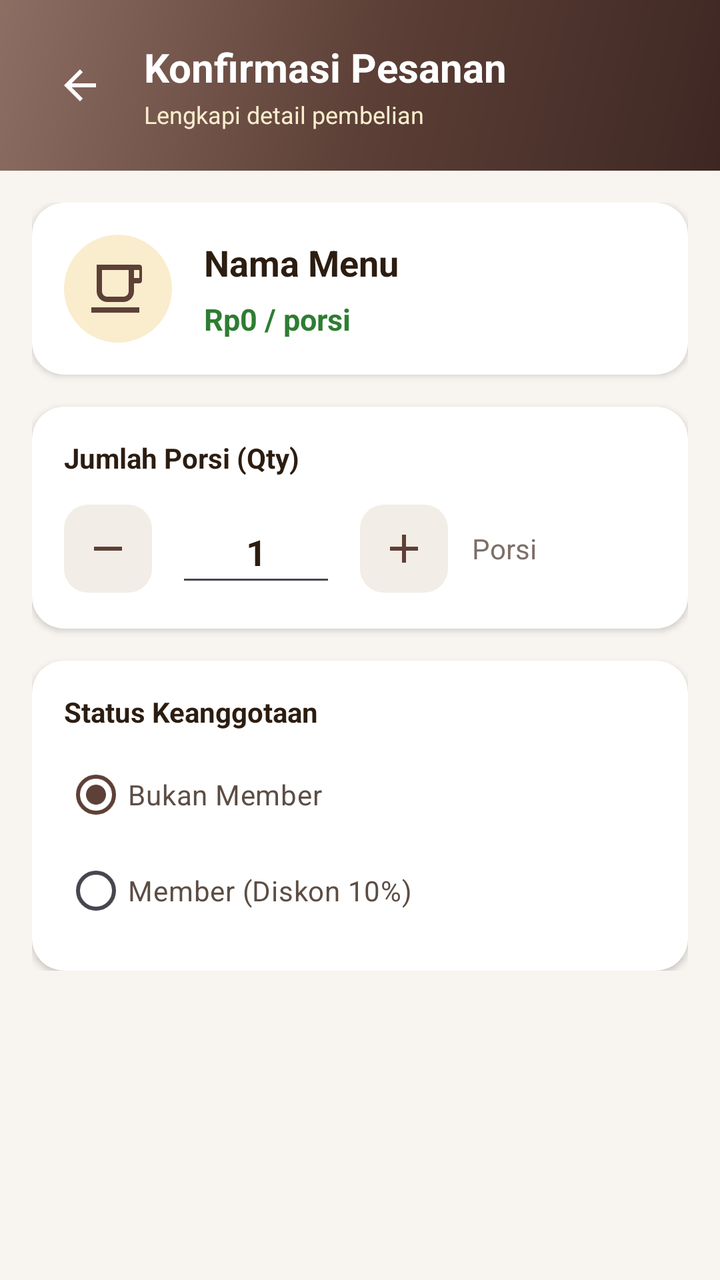
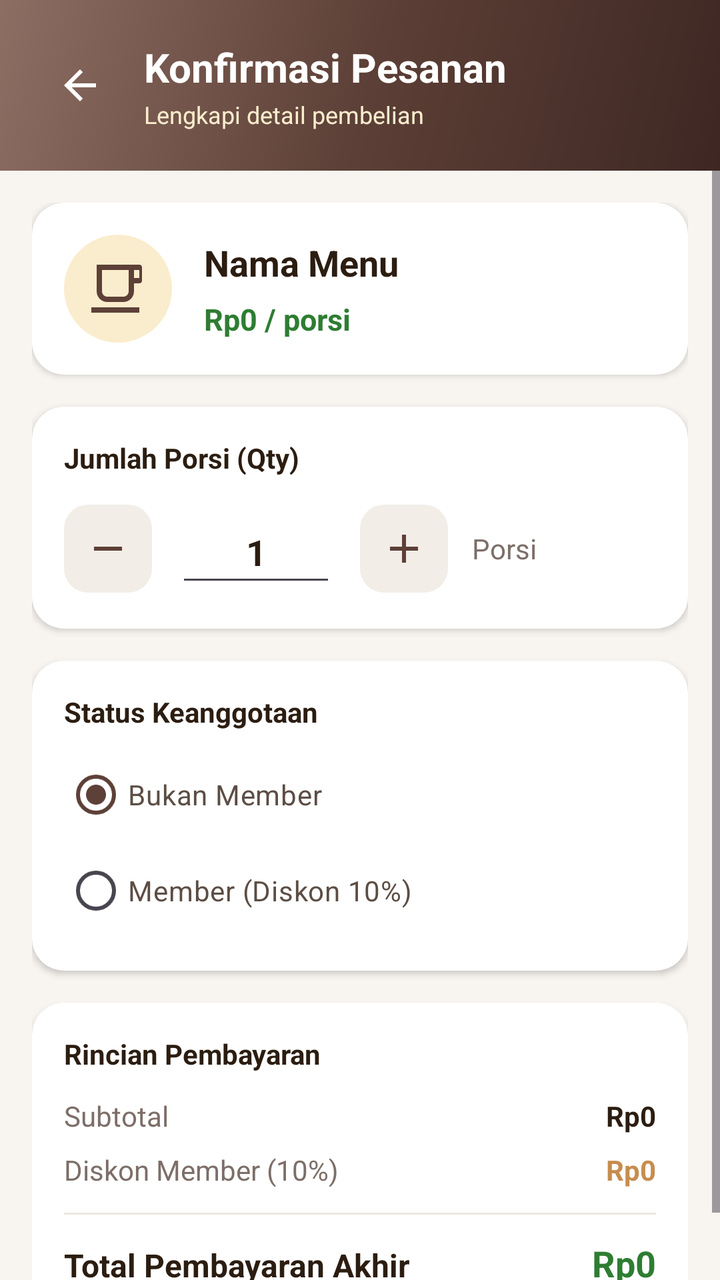

Screens rendered from an Android XML layout before and after an edit, with the pre-edit source and the edit as a unified diff.
<!-- AndroidManifest.xml: application theme Theme.UTS -->
<!-- res/layout/activity_order.xml -->
<?xml version="1.0" encoding="utf-8"?>
<LinearLayout xmlns:android="http://schemas.android.com/apk/res/android"
    android:id="@+id/orderRoot"
    xmlns:app="http://schemas.android.com/apk/res-auto"
    xmlns:tools="http://schemas.android.com/tools"
    android:layout_width="match_parent"
    android:layout_height="match_parent"
    android:orientation="vertical"
    android:background="@color/cafe_bg"
    tools:context=".OrderActivity">

    <LinearLayout
        android:layout_width="match_parent"
        android:layout_height="wrap_content"
        android:background="@drawable/bg_header_gradient"
        android:orientation="horizontal"
        android:padding="20dp"
        android:gravity="center_vertical">

        <ImageButton
            android:id="@+id/btnBack"
            android:layout_width="40dp"
            android:layout_height="40dp"
            android:background="?attr/selectableItemBackgroundBorderless"
            android:src="@drawable/ic_arrow_back"
            app:tint="@color/white" />

        <LinearLayout
            android:layout_width="0dp"
            android:layout_height="wrap_content"
            android:layout_weight="1"
            android:layout_marginStart="12dp"
            android:orientation="vertical">

            <TextView
                android:layout_width="wrap_content"
                android:layout_height="wrap_content"
                android:text="Konfirmasi Pesanan"
                android:textColor="@color/white"
                android:textSize="20sp"
                android:textStyle="bold" />

            <TextView
                android:layout_width="wrap_content"
                android:layout_height="wrap_content"
                android:layout_marginTop="2dp"
                android:text="Lengkapi detail pembelian"
                android:textColor="@color/cafe_accent_light"
                android:textSize="12sp" />
        </LinearLayout>
    </LinearLayout>

    <ScrollView
        android:layout_width="match_parent"
        android:layout_height="0dp"
        android:layout_weight="1">

        <LinearLayout
            android:layout_width="match_parent"
            android:layout_height="wrap_content"
            android:orientation="vertical"
            android:padding="16dp">

            <androidx.cardview.widget.CardView
                android:id="@+id/cardMenuDetail"
                android:layout_width="match_parent"
                android:layout_height="wrap_content"
                app:cardCornerRadius="16dp"
                app:cardElevation="2dp"
                app:cardBackgroundColor="@color/cafe_surface">

                <LinearLayout
                    android:layout_width="match_parent"
                    android:layout_height="wrap_content"
                    android:orientation="horizontal"
                    android:padding="16dp"
                    android:gravity="center_vertical">

                    <FrameLayout
                        android:layout_width="54dp"
                        android:layout_height="54dp"
                        android:background="@drawable/bg_icon_container">

                        <ImageView
                            android:id="@+id/imgOrderMenuIcon"
                            android:layout_width="32dp"
                            android:layout_height="32dp"
                            android:layout_gravity="center"
                            android:src="@drawable/ic_coffee" />
                    </FrameLayout>

                    <LinearLayout
                        android:layout_width="0dp"
                        android:layout_height="wrap_content"
                        android:layout_weight="1"
                        android:layout_marginStart="16dp"
                        android:orientation="vertical">

                        <TextView
                            android:id="@+id/tvOrderMenuName"
                            android:layout_width="wrap_content"
                            android:layout_height="wrap_content"
                            android:text="Nama Menu"
                            android:textColor="@color/cafe_text_title"
                            android:textSize="18sp"
                            android:textStyle="bold" />

                        <TextView
                            android:id="@+id/tvOrderUnitPrice"
                            android:layout_width="wrap_content"
                            android:layout_height="wrap_content"
                            android:layout_marginTop="6dp"
                            android:text="Rp0 / porsi"
                            android:textColor="@color/cafe_green"
                            android:textSize="15sp"
                            android:textStyle="bold" />
                    </LinearLayout>
                </LinearLayout>
            </androidx.cardview.widget.CardView>

            <androidx.cardview.widget.CardView
                android:id="@+id/cardQty"
                android:layout_width="match_parent"
                android:layout_height="wrap_content"
                android:layout_marginTop="16dp"
                app:cardCornerRadius="16dp"
                app:cardElevation="2dp"
                app:cardBackgroundColor="@color/cafe_surface">

                <LinearLayout
                    android:layout_width="match_parent"
                    android:layout_height="wrap_content"
                    android:orientation="vertical"
                    android:padding="16dp">

                    <TextView
                        android:layout_width="wrap_content"
                        android:layout_height="wrap_content"
                        android:text="Jumlah Porsi (Qty)"
                        android:textColor="@color/cafe_text_title"
                        android:textSize="14sp"
                        android:textStyle="bold" />

                    <LinearLayout
                        android:layout_width="match_parent"
                        android:layout_height="wrap_content"
                        android:layout_marginTop="12dp"
                        android:orientation="horizontal"
                        android:gravity="center_vertical">

                        <ImageButton
                            android:id="@+id/btnMinus"
                            android:layout_width="44dp"
                            android:layout_height="44dp"
                            android:background="@drawable/bg_badge_category"
                            android:src="@drawable/ic_remove"
                            app:tint="@color/cafe_primary" />

                        <EditText
                            android:id="@+id/etQty"
                            android:layout_width="80dp"
                            android:layout_height="48dp"
                            android:layout_marginStart="12dp"
                            android:layout_marginEnd="12dp"
                            android:gravity="center"
                            android:inputType="number"
                            android:text="1"
                            android:textColor="@color/cafe_text_title"
                            android:textSize="18sp"
                            android:textStyle="bold" />

                        <ImageButton
                            android:id="@+id/btnPlus"
                            android:layout_width="44dp"
                            android:layout_height="44dp"
                            android:background="@drawable/bg_badge_category"
                            android:src="@drawable/ic_add"
                            app:tint="@color/cafe_primary" />

                        <TextView
                            android:layout_width="wrap_content"
                            android:layout_height="wrap_content"
                            android:layout_marginStart="12dp"
                            android:text="Porsi"
                            android:textColor="@color/cafe_text_subtitle"
                            android:textSize="14sp" />
                    </LinearLayout>
                </LinearLayout>
            </androidx.cardview.widget.CardView>

            <androidx.cardview.widget.CardView
                android:id="@+id/cardMember"
                android:layout_width="match_parent"
                android:layout_height="wrap_content"
                android:layout_marginTop="16dp"
                app:cardCornerRadius="16dp"
                app:cardElevation="2dp"
                app:cardBackgroundColor="@color/cafe_surface">

                <LinearLayout
                    android:layout_width="match_parent"
                    android:layout_height="wrap_content"
                    android:orientation="vertical"
                    android:padding="16dp">

                    <TextView
                        android:layout_width="wrap_content"
                        android:layout_height="wrap_content"
                        android:text="Status Keanggotaan"
                        android:textColor="@color/cafe_text_title"
                        android:textSize="14sp"
                        android:textStyle="bold" />

                    <RadioGroup
                        android:id="@+id/rgMember"
                        android:layout_width="match_parent"
                        android:layout_height="wrap_content"
                        android:layout_marginTop="8dp">

                        <RadioButton
                            android:id="@+id/rbNonMember"
                            android:layout_width="match_parent"
                            android:layout_height="wrap_content"
                            android:checked="true"
                            android:text="Bukan Member"
                            android:textColor="@color/cafe_text_body"
                            android:textSize="14sp" />

                        <RadioButton
                            android:id="@+id/rbMember"
                            android:layout_width="match_parent"
                            android:layout_height="wrap_content"
                            android:text="Member (Diskon 10%)"
                            android:textColor="@color/cafe_text_body"
                            android:textSize="14sp" />
                    </RadioGroup>
                </LinearLayout>
            </androidx.cardview.widget.CardView>

        </LinearLayout>
    </ScrollView>

</LinearLayout>
<!-- resources referenced by this layout -->
<resources>
  <color name="cafe_accent_light">#FAEDCD</color>
  <color name="cafe_bg">#F8F5F0</color>
  <color name="cafe_green">#2E7D32</color>
  <color name="cafe_primary">#5D4037</color>
  <color name="cafe_surface">#FFFFFF</color>
  <color name="cafe_text_body">#5C4D44</color>
  <color name="cafe_text_subtitle">#7D6E68</color>
  <color name="cafe_text_title">#2C1D11</color>
  <color name="white">#FFFFFFFF</color>
  <!-- drawable bg_badge_category (drawable) -->
  <?xml version="1.0" encoding="utf-8"?>
  <shape xmlns:android="http://schemas.android.com/apk/res/android"
      android:shape="rectangle">
      <solid android:color="@color/cafe_surface_variant" />
      <corners android:radius="12dp" />
      <padding
          android:left="10dp"
          android:top="3dp"
          android:right="10dp"
          android:bottom="3dp" />
  </shape>
  <!-- drawable bg_header_gradient (drawable) -->
  <?xml version="1.0" encoding="utf-8"?>
  <shape xmlns:android="http://schemas.android.com/apk/res/android">
      <gradient
          android:angle="135"
          android:startColor="@color/cafe_primary_dark"
          android:centerColor="@color/cafe_primary"
          android:endColor="@color/cafe_secondary"
          android:type="linear" />
      <corners android:radius="0dp" />
  </shape>
  <!-- drawable bg_icon_container (drawable) -->
  <?xml version="1.0" encoding="utf-8"?>
  <shape xmlns:android="http://schemas.android.com/apk/res/android"
      android:shape="oval">
      <solid android:color="@color/cafe_accent_light" />
      <size
          android:width="48dp"
          android:height="48dp" />
  </shape>
  <!-- drawable ic_add (drawable) -->
  <vector xmlns:android="http://schemas.android.com/apk/res/android"
      android:width="24dp"
      android:height="24dp"
      android:viewportWidth="24"
      android:viewportHeight="24">
      <path
          android:fillColor="#5D4037"
          android:pathData="M19,13h-6v6h-2v-6H5v-2h6V5h2v6h6v2z"/>
  </vector>
  <!-- drawable ic_arrow_back (drawable) -->
  <vector xmlns:android="http://schemas.android.com/apk/res/android"
      android:width="24dp"
      android:height="24dp"
      android:viewportWidth="24"
      android:viewportHeight="24">
      <path
          android:fillColor="#FFFFFF"
          android:pathData="M20,11H7.83l5.59,-5.59L12,4l-8,8 8,8 1.41,-1.41L7.83,13H20v-2z"/>
  </vector>
  <!-- drawable ic_coffee (drawable) -->
  <?xml version="1.0" encoding="utf-8"?>
  <vector xmlns:android="http://schemas.android.com/apk/res/android"
      android:width="24dp"
      android:height="24dp"
      android:viewportWidth="24"
      android:viewportHeight="24"
      android:tint="@color/cafe_primary">
      <path
          android:fillColor="@android:color/white"
          android:pathData="M2,21V19H20V21H2ZM20,8V5H18V8H20ZM20,3C20.5523,3 21,3.4477 21,4V9C21,9.5523 20.5523,10 20,10H18V13C18,15.2091 16.2091,17 14,17H8C5.7909,17 4,15.2091 4,13V3H20ZM16,5H6V13C6,14.1046 6.8954,15 8,15H14C15.1046,15 16,14.1046 16,13V5Z" />
  </vector>
  <!-- drawable ic_remove (drawable) -->
  <vector xmlns:android="http://schemas.android.com/apk/res/android"
      android:width="24dp"
      android:height="24dp"
      android:viewportWidth="24"
      android:viewportHeight="24">
      <path
          android:fillColor="#5D4037"
          android:pathData="M19,13H5v-2h14v2z"/>
  </vector>
  <style name="Theme.UTS" parent="Base.Theme.UTS" />
  <color name="cafe_surface_variant">#F2EDE6</color>
  <color name="cafe_primary_dark">#3E2723</color>
  <color name="cafe_secondary">#8D6E63</color>
  <style name="Base.Theme.UTS" parent="Theme.Material3.DayNight.NoActionBar">
          <item name="colorPrimary">@color/cafe_primary</item>
          <item name="colorPrimaryDark">@color/cafe_primary_dark</item>
          <item name="colorAccent">@color/cafe_accent</item>
          <item name="android:statusBarColor">@color/cafe_primary_dark</item>
          <item name="android:windowBackground">@color/cafe_bg</item>
      </style>
  <color name="cafe_accent">#C78D4E</color>
</resources>

<!-- the commit's change to res/layout/activity_order.xml (unified diff, before → after) -->
@@ -1,10 +1,10 @@
 <?xml version="1.0" encoding="utf-8"?>
 <LinearLayout xmlns:android="http://schemas.android.com/apk/res/android"
-    android:id="@+id/orderRoot"
     xmlns:app="http://schemas.android.com/apk/res-auto"
     xmlns:tools="http://schemas.android.com/tools"
     android:layout_width="match_parent"
     android:layout_height="match_parent"
+    android:id="@+id/orderRoot"
     android:orientation="vertical"
     android:background="@color/cafe_bg"
     tools:context=".OrderActivity">
@@ -18,9 +18,9 @@
         android:gravity="center_vertical">
 
         <ImageButton
-            android:id="@+id/btnBack"
             android:layout_width="40dp"
             android:layout_height="40dp"
+            android:id="@+id/btnBack"
             android:background="?attr/selectableItemBackgroundBorderless"
             android:src="@drawable/ic_arrow_back"
             app:tint="@color/white" />
@@ -62,9 +62,9 @@
             android:padding="16dp">
 
             <androidx.cardview.widget.CardView
+                android:layout_width="match_parent"
+                android:layout_height="wrap_content"
                 android:id="@+id/cardMenuDetail"
-                android:layout_width="match_parent"
-                android:layout_height="wrap_content"
                 app:cardCornerRadius="16dp"
                 app:cardElevation="2dp"
                 app:cardBackgroundColor="@color/cafe_surface">
@@ -82,9 +82,9 @@
                         android:background="@drawable/bg_icon_container">
 
                         <ImageView
-                            android:id="@+id/imgOrderMenuIcon"
                             android:layout_width="32dp"
                             android:layout_height="32dp"
+                            android:id="@+id/imgOrderMenuIcon"
                             android:layout_gravity="center"
                             android:src="@drawable/ic_coffee" />
                     </FrameLayout>
@@ -97,18 +97,18 @@
                         android:orientation="vertical">
 
                         <TextView
+                            android:layout_width="wrap_content"
+                            android:layout_height="wrap_content"
                             android:id="@+id/tvOrderMenuName"
-                            android:layout_width="wrap_content"
-                            android:layout_height="wrap_content"
                             android:text="Nama Menu"
                             android:textColor="@color/cafe_text_title"
                             android:textSize="18sp"
                             android:textStyle="bold" />
 
                         <TextView
+                            android:layout_width="wrap_content"
+                            android:layout_height="wrap_content"
                             android:id="@+id/tvOrderUnitPrice"
-                            android:layout_width="wrap_content"
-                            android:layout_height="wrap_content"
                             android:layout_marginTop="6dp"
                             android:text="Rp0 / porsi"
                             android:textColor="@color/cafe_green"
@@ -119,9 +119,9 @@
             </androidx.cardview.widget.CardView>
 
             <androidx.cardview.widget.CardView
+                android:layout_width="match_parent"
+                android:layout_height="wrap_content"
                 android:id="@+id/cardQty"
-                android:layout_width="match_parent"
-                android:layout_height="wrap_content"
                 android:layout_marginTop="16dp"
                 app:cardCornerRadius="16dp"
                 app:cardElevation="2dp"
@@ -149,17 +149,17 @@
                         android:gravity="center_vertical">
 
                         <ImageButton
-                            android:id="@+id/btnMinus"
                             android:layout_width="44dp"
                             android:layout_height="44dp"
+                            android:id="@+id/btnMinus"
                             android:background="@drawable/bg_badge_category"
                             android:src="@drawable/ic_remove"
                             app:tint="@color/cafe_primary" />
 
                         <EditText
-                            android:id="@+id/etQty"
                             android:layout_width="80dp"
                             android:layout_height="48dp"
+                            android:id="@+id/etQty"
                             android:layout_marginStart="12dp"
                             android:layout_marginEnd="12dp"
                             android:gravity="center"
@@ -170,9 +170,9 @@
                             android:textStyle="bold" />
 
                         <ImageButton
-                            android:id="@+id/btnPlus"
                             android:layout_width="44dp"
                             android:layout_height="44dp"
+                            android:id="@+id/btnPlus"
                             android:background="@drawable/bg_badge_category"
                             android:src="@drawable/ic_add"
                             app:tint="@color/cafe_primary" />
@@ -189,9 +189,9 @@
             </androidx.cardview.widget.CardView>
 
             <androidx.cardview.widget.CardView
+                android:layout_width="match_parent"
+                android:layout_height="wrap_content"
                 android:id="@+id/cardMember"
-                android:layout_width="match_parent"
-                android:layout_height="wrap_content"
                 android:layout_marginTop="16dp"
                 app:cardCornerRadius="16dp"
                 app:cardElevation="2dp"
@@ -212,24 +212,24 @@
                         android:textStyle="bold" />
 
                     <RadioGroup
+                        android:layout_width="match_parent"
+                        android:layout_height="wrap_content"
                         android:id="@+id/rgMember"
-                        android:layout_width="match_parent"
-                        android:layout_height="wrap_content"
                         android:layout_marginTop="8dp">
 
                         <RadioButton
+                            android:layout_width="match_parent"
+                            android:layout_height="wrap_content"
                             android:id="@+id/rbNonMember"
-                            android:layout_width="match_parent"
-                            android:layout_height="wrap_content"
                             android:checked="true"
                             android:text="Bukan Member"
                             android:textColor="@color/cafe_text_body"
                             android:textSize="14sp" />
 
                         <RadioButton
+                            android:layout_width="match_parent"
+                            android:layout_height="wrap_content"
                             android:id="@+id/rbMember"
-                            android:layout_width="match_parent"
-                            android:layout_height="wrap_content"
                             android:text="Member (Diskon 10%)"
                             android:textColor="@color/cafe_text_body"
                             android:textSize="14sp" />
@@ -237,6 +237,110 @@
                 </LinearLayout>
             </androidx.cardview.widget.CardView>
 
+            <androidx.cardview.widget.CardView
+                android:layout_width="match_parent"
+                android:layout_height="wrap_content"
+                android:id="@+id/cardSummary"
+                android:layout_marginTop="16dp"
+                app:cardCornerRadius="16dp"
+                app:cardElevation="2dp"
+                app:cardBackgroundColor="@color/cafe_surface">
+
+                <LinearLayout
+                    android:layout_width="match_parent"
+                    android:layout_height="wrap_content"
+                    android:orientation="vertical"
+                    android:padding="16dp">
+
+                    <TextView
+                        android:layout_width="wrap_content"
+                        android:layout_height="wrap_content"
+                        android:text="Rincian Pembayaran"
+                        android:textColor="@color/cafe_text_title"
+                        android:textSize="14sp"
+                        android:textStyle="bold" />
+
+                    <LinearLayout
+                        android:layout_width="match_parent"
+                        android:layout_height="wrap_content"
+                        android:layout_marginTop="12dp"
+                        android:orientation="horizontal">
+
+                        <TextView
+                            android:layout_width="0dp"
+                            android:layout_height="wrap_content"
+                            android:layout_weight="1"
+                            android:text="Subtotal"
+                            android:textColor="@color/cafe_text_subtitle"
+                            android:textSize="14sp" />
+
+                        <TextView
+                            android:layout_width="wrap_content"
+                            android:layout_height="wrap_content"
+                            android:id="@+id/tvSubtotal"
+                            android:text="Rp0"
+                            android:textColor="@color/cafe_text_title"
+                            android:textSize="14sp"
+                            android:textStyle="bold" />
+                    </LinearLayout>
+
+                    <LinearLayout
+                        android:layout_width="match_parent"
+                        android:layout_height="wrap_content"
+                        android:layout_marginTop="8dp"
+                        android:orientation="horizontal">
+
+                        <TextView
+                            android:layout_width="0dp"
+                            android:layout_height="wrap_content"
+                            android:layout_weight="1"
+                            android:text="Diskon Member (10%)"
+                            android:textColor="@color/cafe_text_subtitle"
+                            android:textSize="14sp" />
+
+                        <TextView
+                            android:layout_width="wrap_content"
+                            android:layout_height="wrap_content"
+                            android:id="@+id/tvDiscount"
+                            android:text="Rp0"
+                            android:textColor="@color/cafe_accent"
+                            android:textSize="14sp"
+                            android:textStyle="bold" />
+                    </LinearLayout>
+
+                    <View
+                        android:layout_width="match_parent"
+                        android:layout_height="1dp"
+                        android:layout_marginTop="12dp"
+                        android:layout_marginBottom="12dp"
+                        android:background="@color/cafe_divider" />
+
+                    <LinearLayout
+                        android:layout_width="match_parent"
+                        android:layout_height="wrap_content"
+                        android:orientation="horizontal">
+
+                        <TextView
+                            android:layout_width="0dp"
+                            android:layout_height="wrap_content"
+                            android:layout_weight="1"
+                            android:text="Total Pembayaran Akhir"
+                            android:textColor="@color/cafe_text_title"
+                            android:textSize="16sp"
+                            android:textStyle="bold" />
+
+                        <TextView
+                            android:layout_width="wrap_content"
+                            android:layout_height="wrap_content"
+                            android:id="@+id/tvGrandTotal"
+                            android:text="Rp0"
+                            android:textColor="@color/cafe_green"
+                            android:textSize="18sp"
+                            android:textStyle="bold" />
+                    </LinearLayout>
+                </LinearLayout>
+            </androidx.cardview.widget.CardView>
+
         </LinearLayout>
     </ScrollView>
 
<!-- resource entries referenced after the edit -->
@@ -2,6 +2,7 @@
 <resources>
   <color name="cafe_accent_light">#FAEDCD</color>
   <color name="cafe_bg">#F8F5F0</color>
+  <color name="cafe_divider">#EDE7DE</color>
   <color name="cafe_green">#2E7D32</color>
   <color name="cafe_primary">#5D4037</color>
   <color name="cafe_surface">#FFFFFF</color>
